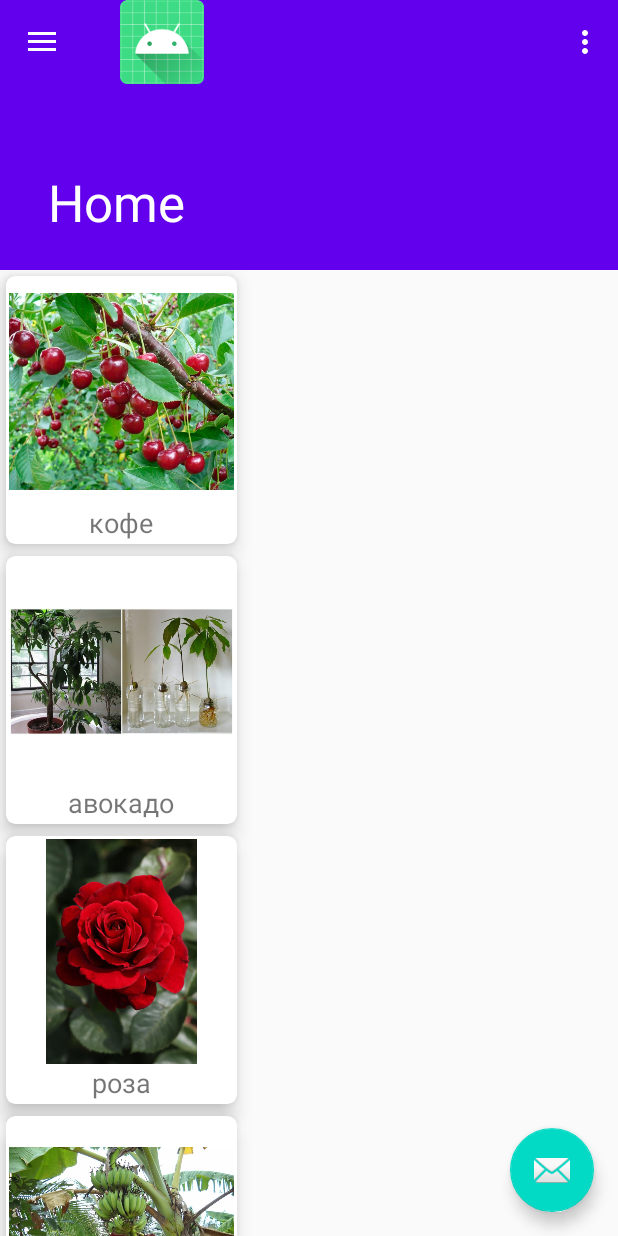
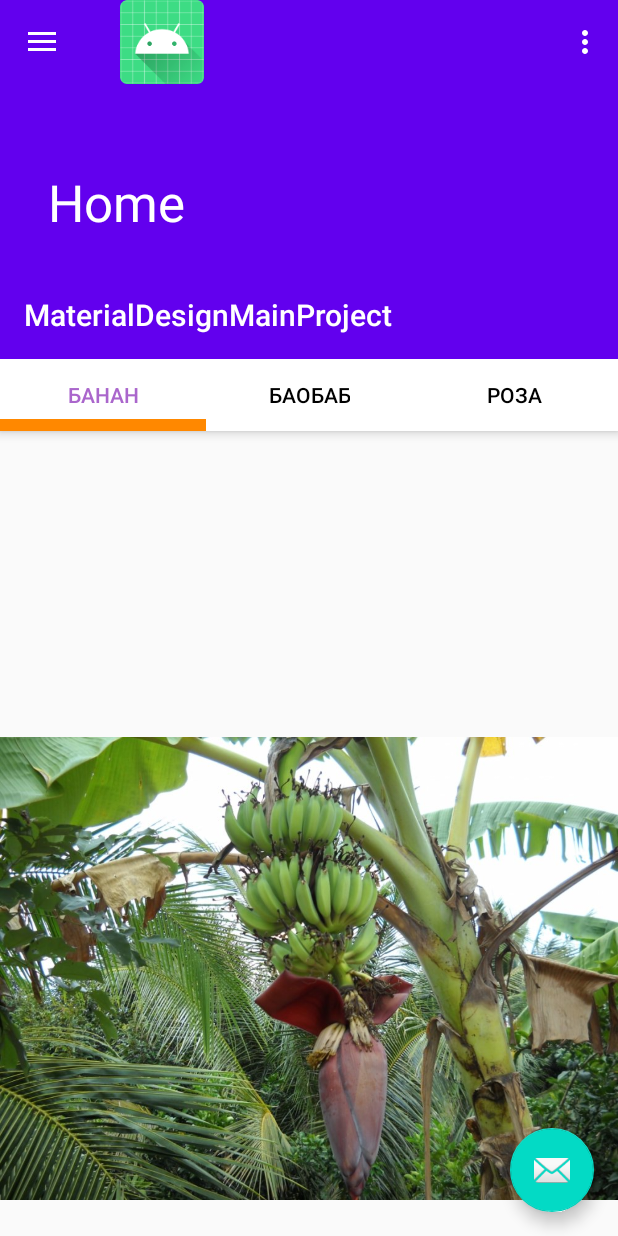
Before and after one commit to mvrlrd/MaterialDesignMainProject, an Android app: the screen it shows after launch (MainActivity), in the side drawer, after a tap on "Растения", on a phone screen of 412 x 824 dp. Run offline under Robolectric (Android 15) with nearby library versions, the phone set to English and light mode, and no system bars; our stand-ins replace navigation-ui.

Commit message:
plants now are being shown with tabs.

```diff
--- a/app/src/main/java/ru/mvrlrd/materialdesignmainproject/ui/plants/GalleryFragment.java
+++ b/app/src/main/java/ru/mvrlrd/materialdesignmainproject/ui/plants/GalleryFragment.java
@@ -1,23 +1,35 @@
 package ru.mvrlrd.materialdesignmainproject.ui.plants;
 
+import android.app.Activity;
 import android.os.Bundle;
 import android.view.LayoutInflater;
 import android.view.View;
 import android.view.ViewGroup;
 
+import com.google.android.material.tabs.TabLayout;
+
+import java.util.List;
+
 import androidx.annotation.NonNull;
 import androidx.appcompat.widget.Toolbar;
 import androidx.fragment.app.Fragment;
+import androidx.fragment.app.FragmentActivity;
+import androidx.fragment.app.FragmentManager;
 import androidx.lifecycle.ViewModelProviders;
-import androidx.recyclerview.widget.GridLayoutManager;
-import androidx.recyclerview.widget.RecyclerView;
+import androidx.viewpager.widget.ViewPager;
 import ru.mvrlrd.materialdesignmainproject.R;
-import ru.mvrlrd.materialdesignmainproject.ui.MyAdapter;
+
+
+import ru.mvrlrd.materialdesignmainproject.ui.plants.fragments.Fragment1;
+import ru.mvrlrd.materialdesignmainproject.ui.plants.fragments.Fragment2;
+import ru.mvrlrd.materialdesignmainproject.ui.plants.fragments.Fragment3;
 
 public class GalleryFragment extends Fragment {
 
     private GalleryViewModel galleryViewModel;
     private Toolbar toolbar;
+
+    private FragmentActivity myContext;
 
     public View onCreateView(@NonNull LayoutInflater inflater,
                              ViewGroup container, Bundle savedInstanceState) {
@@ -33,15 +45,40 @@ public class GalleryFragment extends Fragment {
 //        });
 //        final ImageView imageView = root.findViewById(R.id.imageView);
 
-        RecyclerView recyclerView = root.findViewById(R.id.recycler_view);
-//        LinearLayoutManager layoutManager = new LinearLayoutManager(this, LinearLayoutManager.VERTICAL, false);
-        GridLayoutManager layoutManager = new GridLayoutManager(getContext(), 1);
-        recyclerView.setLayoutManager(layoutManager);
-        MyAdapter myAdapter = new MyAdapter(new ModelPlants().itemList);
-        recyclerView.setAdapter(myAdapter);
+
+        Fragment fragment1 = Fragment1.newInstance(null);
+        Fragment fragment2 = Fragment2.newInstance(null);
+        Fragment fragment3 = Fragment3.newInstance(null);
+
+
+
+
+        MyAdapter myAdapter = new MyAdapter(getActivity().getSupportFragmentManager());
+        myAdapter.addFragment(fragment1, "банан");
+        myAdapter.addFragment(fragment2, "баобаб");
+        myAdapter.addFragment(fragment3, "роза");
+
+        ViewPager viewPager = root.findViewById(R.id.view_pager);
+        viewPager.setAdapter(myAdapter);
+        TabLayout tabs = root.findViewById(R.id.tabs);
+        tabs.setupWithViewPager(viewPager);
+
+
+
+//        RecyclerView recyclerView = root.findViewById(R.id.recycler_view);
+////        LinearLayoutManager layoutManager = new LinearLayoutManager(this, LinearLayoutManager.VERTICAL, false);
+//        GridLayoutManager layoutManager = new GridLayoutManager(getContext(), 1);
+//        recyclerView.setLayoutManager(layoutManager);
+//        MyAdapter myAdapter = new MyAdapter(new ModelPlants().itemList);
+//        recyclerView.setAdapter(myAdapter);
 //        recyclerView.addItemDecoration(new ItemDivider(this));
 
         return root;
     }
 
+    @Override
+    public void onAttach(Activity activity) {
+        myContext=(FragmentActivity) activity;
+        super.onAttach(activity);
+    }
 }
--- /dev/null
+++ b/app/src/main/java/ru/mvrlrd/materialdesignmainproject/ui/plants/MyAdapter.java
@@ -0,0 +1,38 @@
+package ru.mvrlrd.materialdesignmainproject.ui.plants;
+
+import java.util.ArrayList;
+
+import androidx.fragment.app.Fragment;
+import androidx.fragment.app.FragmentManager;
+import androidx.fragment.app.FragmentPagerAdapter;
+
+public class MyAdapter extends FragmentPagerAdapter {
+
+    private ArrayList<Fragment> fragments = new ArrayList<>();
+    private ArrayList<String> tabTitles = new ArrayList<>();
+
+    public MyAdapter(FragmentManager fm) {
+        super(fm);
+    }
+
+    public void addFragment(Fragment fragment, String tabTitle) {
+        this.fragments.add(fragment);
+        this.tabTitles.add(tabTitle);
+    }
+
+    @Override
+    public Fragment getItem(int position) {
+        return fragments.get(position);
+    }
+
+    @Override
+    public int getCount() {
+        return fragments.size();
+    }
+
+    @Override
+    public CharSequence getPageTitle(int position) {
+        return tabTitles.get(position);
+
+    }
+}
--- /dev/null
+++ b/app/src/main/java/ru/mvrlrd/materialdesignmainproject/ui/plants/fragments/Fragment1.java
@@ -0,0 +1,40 @@
+package ru.mvrlrd.materialdesignmainproject.ui.plants.fragments;
+
+import android.os.Bundle;
+
+import androidx.fragment.app.Fragment;
+
+import android.view.LayoutInflater;
+import android.view.View;
+import android.view.ViewGroup;
+
+import ru.mvrlrd.materialdesignmainproject.R;
+
+/**
+ * A simple {@link Fragment} subclass.
+ * Use the {@link Fragment1#newInstance} factory method to
+ * create an instance of this fragment.
+ */
+public class Fragment1 extends Fragment {
+
+    public static Fragment1 newInstance(Bundle bundle) {
+        Fragment1 currentFragment = new Fragment1();
+        Bundle args = new Bundle();
+        args.putBundle("gettedArgs", bundle);
+        currentFragment.setArguments(args);
+        return currentFragment;
+    }
+
+    public Fragment1() {
+        // Required empty public constructor
+    }
+
+
+    @Override
+    public View onCreateView(LayoutInflater inflater, ViewGroup container,
+                             Bundle savedInstanceState) {
+        // Inflate the layout for this fragment
+        return inflater.inflate(R.layout.fragment_1, container, false);
+    }
+
+}
--- /dev/null
+++ b/app/src/main/java/ru/mvrlrd/materialdesignmainproject/ui/plants/fragments/Fragment2.java
@@ -0,0 +1,41 @@
+package ru.mvrlrd.materialdesignmainproject.ui.plants.fragments;
+
+import android.os.Bundle;
+
+import androidx.fragment.app.Fragment;
+
+import android.view.LayoutInflater;
+import android.view.View;
+import android.view.ViewGroup;
+
+import ru.mvrlrd.materialdesignmainproject.R;
+
+/**
+ * A simple {@link Fragment} subclass.
+ * Use the {@link Fragment2#newInstance} factory method to
+ * create an instance of this fragment.
+ */
+public class Fragment2 extends Fragment {
+
+    public static Fragment2 newInstance(Bundle bundle) {
+        Fragment2 currentFragment = new Fragment2();
+        Bundle args = new Bundle();
+        args.putBundle("gettedArgs", bundle);
+        currentFragment.setArguments(args);
+        return currentFragment;
+    }
+
+
+    public Fragment2() {
+        // Required empty public constructor
+    }
+
+
+    @Override
+    public View onCreateView(LayoutInflater inflater, ViewGroup container,
+                             Bundle savedInstanceState) {
+        // Inflate the layout for this fragment
+        return inflater.inflate(R.layout.fragment_2, container, false);
+    }
+
+}
--- /dev/null
+++ b/app/src/main/java/ru/mvrlrd/materialdesignmainproject/ui/plants/fragments/Fragment3.java
@@ -0,0 +1,41 @@
+package ru.mvrlrd.materialdesignmainproject.ui.plants.fragments;
+
+import android.os.Bundle;
+
+import androidx.fragment.app.Fragment;
+
+import android.view.LayoutInflater;
+import android.view.View;
+import android.view.ViewGroup;
+
+import ru.mvrlrd.materialdesignmainproject.R;
+
+/**
+ * A simple {@link Fragment} subclass.
+ * Use the {@link Fragment3#newInstance} factory method to
+ * create an instance of this fragment.
+ */
+public class Fragment3 extends Fragment {
+
+    public static Fragment3 newInstance(Bundle bundle) {
+        Fragment3 currentFragment = new Fragment3();
+        Bundle args = new Bundle();
+        args.putBundle("gettedArgs", bundle);
+        currentFragment.setArguments(args);
+        return currentFragment;
+    }
+
+
+    public Fragment3() {
+        // Required empty public constructor
+    }
+
+
+    @Override
+    public View onCreateView(LayoutInflater inflater, ViewGroup container,
+                             Bundle savedInstanceState) {
+        // Inflate the layout for this fragment
+        return inflater.inflate(R.layout.fragment_3, container, false);
+    }
+
+}
--- /dev/null
+++ b/app/src/main/res/layout/fragment_1.xml
@@ -0,0 +1,17 @@
+<?xml version="1.0" encoding="utf-8"?>
+<FrameLayout xmlns:android="http://schemas.android.com/apk/res/android"
+    xmlns:app="http://schemas.android.com/apk/res-auto"
+    xmlns:tools="http://schemas.android.com/tools"
+    android:layout_width="match_parent"
+    android:layout_height="match_parent"
+    tools:context=".ui.plants.fragments.Fragment1">
+
+    <!-- TODO: Update blank fragment layout -->
+
+    <ImageView
+        android:id="@+id/imageViewPlant1"
+        android:layout_width="wrap_content"
+        android:layout_height="wrap_content"
+        android:src="@drawable/banan" />
+
+</FrameLayout>
--- /dev/null
+++ b/app/src/main/res/layout/fragment_2.xml
@@ -0,0 +1,15 @@
+<?xml version="1.0" encoding="utf-8"?>
+<FrameLayout xmlns:android="http://schemas.android.com/apk/res/android"
+    xmlns:tools="http://schemas.android.com/tools"
+    android:layout_width="match_parent"
+    android:layout_height="match_parent"
+    tools:context=".ui.plants.fragments.Fragment2">
+
+    <!-- TODO: Update blank fragment layout -->
+    <ImageView
+        android:id="@+id/imageViewPlant2"
+        android:layout_width="wrap_content"
+        android:layout_height="wrap_content"
+        android:src="@drawable/baobab" />
+
+</FrameLayout>
--- /dev/null
+++ b/app/src/main/res/layout/fragment_3.xml
@@ -0,0 +1,20 @@
+<?xml version="1.0" encoding="utf-8"?>
+<androidx.constraintlayout.widget.ConstraintLayout xmlns:android="http://schemas.android.com/apk/res/android"
+    xmlns:app="http://schemas.android.com/apk/res-auto"
+    xmlns:tools="http://schemas.android.com/tools"
+    android:layout_width="match_parent"
+    android:layout_height="match_parent"
+    tools:context=".ui.plants.fragments.Fragment3">
+
+
+    <ImageView
+        android:id="@+id/imageViewPlant3"
+        android:layout_width="wrap_content"
+        android:layout_height="wrap_content"
+        android:src="@drawable/strawberry"
+        app:layout_constraintBottom_toBottomOf="parent"
+        app:layout_constraintEnd_toEndOf="parent"
+        app:layout_constraintStart_toStartOf="parent"
+        app:layout_constraintTop_toTopOf="parent" />
+
+</androidx.constraintlayout.widget.ConstraintLayout>
--- a/app/src/main/res/layout/fragment_gallery.xml
+++ b/app/src/main/res/layout/fragment_gallery.xml
@@ -1,6 +1,44 @@
 <?xml version="1.0" encoding="utf-8"?>
-<androidx.recyclerview.widget.RecyclerView
-    xmlns:android="http://schemas.android.com/apk/res/android"
-    android:id="@+id/recycler_view"
+<androidx.coordinatorlayout.widget.CoordinatorLayout xmlns:android="http://schemas.android.com/apk/res/android"
+    xmlns:app="http://schemas.android.com/apk/res-auto"
+    xmlns:tools="http://schemas.android.com/tools"
     android:layout_width="match_parent"
-    android:layout_height="match_parent" />
+    android:layout_height="match_parent"
+    tools:context=".ui.plants.GalleryFragment">
+
+    <com.google.android.material.appbar.AppBarLayout
+        android:layout_width="match_parent"
+        android:layout_height="wrap_content"
+        android:theme="@style/AppTheme.AppBarOverlay">
+
+        <TextView
+            android:id="@+id/title"
+            android:layout_width="wrap_content"
+            android:layout_height="wrap_content"
+            android:gravity="center"
+            android:minHeight="?actionBarSize"
+            android:padding="16dp"
+            android:text="@string/app_name"
+            android:textAppearance="@style/TextAppearance.Widget.AppCompat.Toolbar.Title" />
+
+        <com.google.android.material.tabs.TabLayout
+            android:id="@+id/tabs"
+            android:layout_width="match_parent"
+            android:layout_height="wrap_content"
+            app:tabIndicatorColor="@android:color/holo_orange_dark"
+            app:tabTextColor="@android:color/black"
+            app:tabSelectedTextColor="@android:color/holo_purple"
+            app:tabIndicatorHeight="8dp"
+            android:background="@android:color/white" />
+
+    </com.google.android.material.appbar.AppBarLayout>
+
+    <androidx.viewpager.widget.ViewPager
+        android:id="@+id/view_pager"
+        android:layout_width="match_parent"
+        android:layout_height="match_parent"
+        app:layout_behavior="@string/appbar_scrolling_view_behavior" >
+
+    </androidx.viewpager.widget.ViewPager>
+
+</androidx.coordinatorlayout.widget.CoordinatorLayout>
--- a/app/src/main/res/menu/activity_main_drawer.xml
+++ b/app/src/main/res/menu/activity_main_drawer.xml
@@ -10,7 +10,7 @@
             android:title="Стишок!" />
         <item
             android:id="@+id/nav_gallery"
-            android:icon="@drawable/ic_menu_gallery"
+            android:icon="@drawable/dope"
             android:title="Растения" />
         <item
             android:id="@+id/nav_slideshow"
--- a/app/src/main/res/values/strings.xml
+++ b/app/src/main/res/values/strings.xml
@@ -87,4 +87,7 @@
 Проданой за бугор, пока дома в лабораториях из её же отходов\n
 Путём обработки гонят в народ тот самый наркотик, что называется Гор?
     </string>
+
+    <!-- TODO: Remove or change this placeholder text -->
+    <string name="hello_blank_fragment">Hello blank fragment</string>
 </resources>
```
